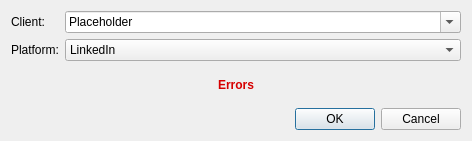
Above: src/gui/ui/newinstancedialog.ui from smalbadger/social before the change. Below: the same form after it.
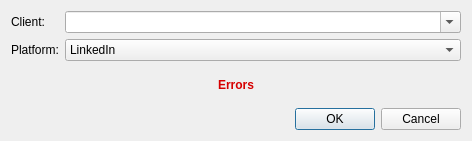
That is the form after the change.

Patch:
```diff
--- a/src/gui/ui/newinstancedialog.ui
+++ b/src/gui/ui/newinstancedialog.ui
@@ -41,11 +41,6 @@
        <property name="editable">
         <bool>true</bool>
        </property>
-       <item>
-        <property name="text">
-         <string>Placeholder</string>
-        </property>
-       </item>
       </widget>
      </item>
      <item row="1" column="0">
```
